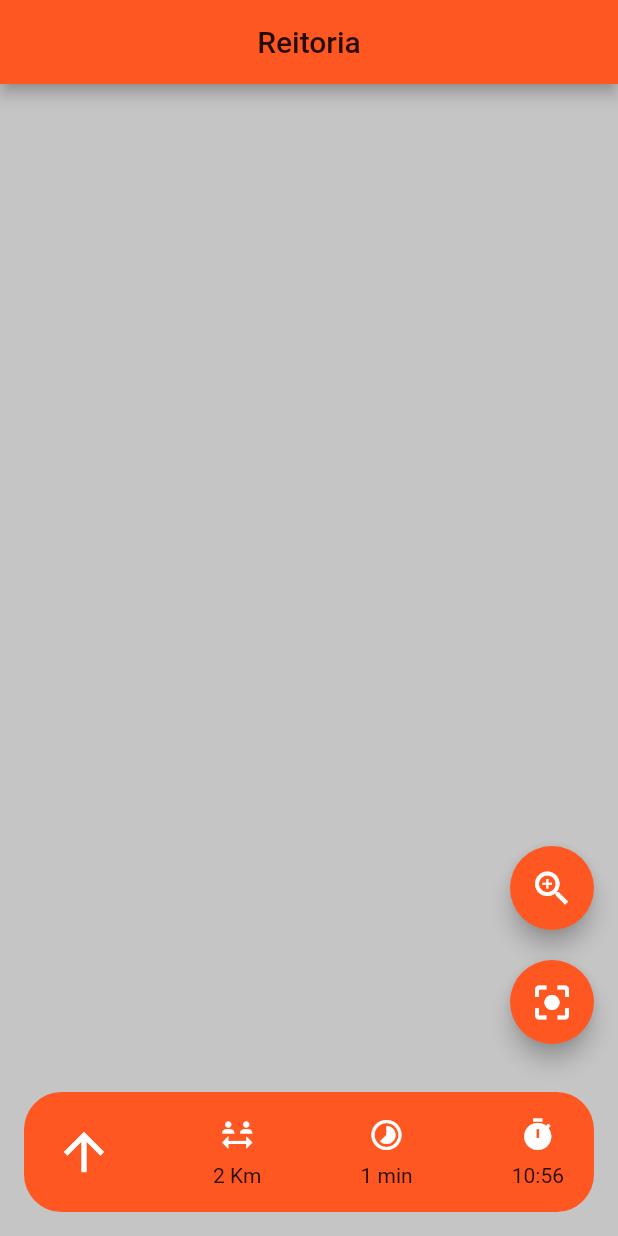
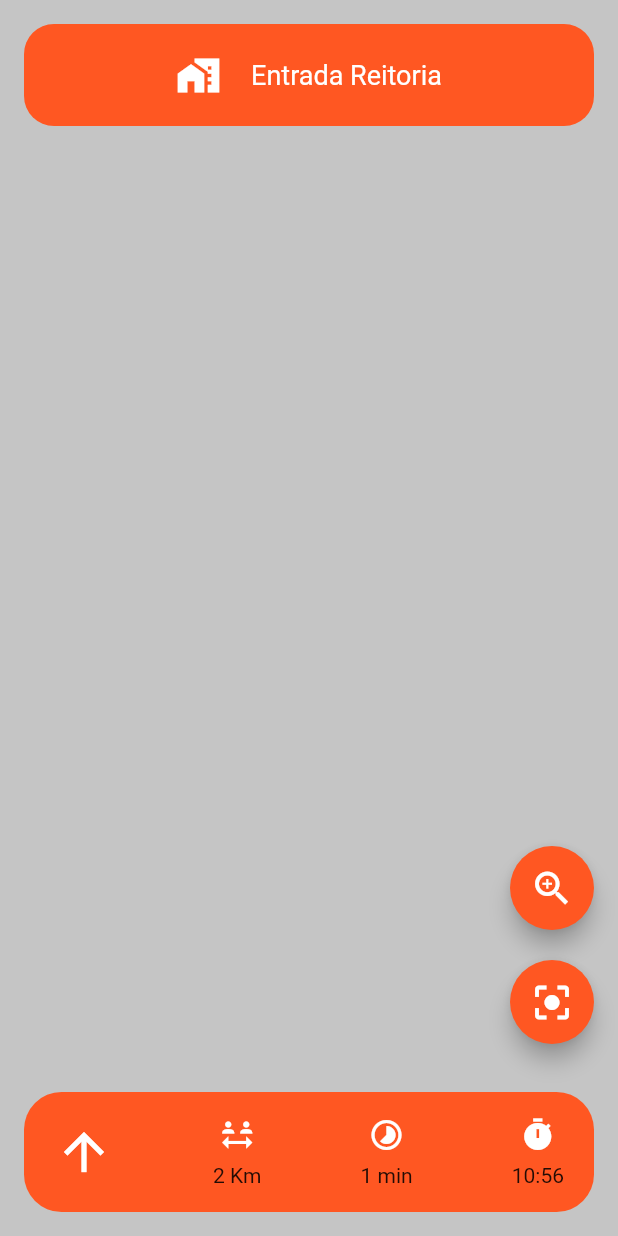
Before and after one commit to marcos-bah/mvp_proex, a Flutter app: the screen it shows after launch, after a tap on the "center focus strong" icon, on a phone screen of 412 x 824 dp. Run offline on Flutter 3.47's test engine with Material 2 defaults, Android fonts, the light colour scheme and no system bars; our stand-ins replace flutter_svg; project files that could hold a hidden picture were left out.

Commit message:
[UPDATE] last updates and add features

```diff
--- a/lib/features/map/map.view.dart
+++ b/lib/features/map/map.view.dart
@@ -15,16 +15,14 @@ class _MapViewState extends State<MapView> {
   @override
   Widget build(BuildContext context) {
     return Scaffold(
-      appBar: AppBar(
-        title: const Text('Reitoria', style: TextStyle(color: Colors.black87)),
-        centerTitle: true,
-      ),
-      body: SVGMap(
-        svgPath: "assets/maps/reitoria/mapaTeste.svg",
-        svgWidth: 800,
-        svgHeight: 600,
-        svgScale: 1.3,
-        person: person,
+      body: SafeArea(
+        child: SVGMap(
+          svgPath: "assets/maps/reitoria/mapaTeste.svg",
+          svgWidth: 800,
+          svgHeight: 600,
+          svgScale: 1.3,
+          person: person,
+        ),
       ),
     );
   }
--- /dev/null
+++ b/lib/features/widgets/custom_appbar.widget.dart
@@ -0,0 +1,34 @@
+import 'package:flutter/material.dart';
+
+class CustomAppBar extends StatelessWidget implements PreferredSizeWidget {
+  final Widget child;
+  final double height;
+
+  const CustomAppBar({
+    Key? key,
+    required this.child,
+    this.height = kToolbarHeight,
+  }) : super(key: key);
+
+  @override
+  Size get preferredSize => Size.fromHeight(height);
+
+  @override
+  Widget build(BuildContext context) {
+    return Container(
+      height: preferredSize.height,
+      alignment: Alignment.center,
+      padding: const EdgeInsets.symmetric(
+        vertical: 10,
+        horizontal: 20,
+      ),
+      margin: const EdgeInsets.all(16),
+      width: 100,
+      decoration: const BoxDecoration(
+        borderRadius: BorderRadius.all(Radius.circular(20)),
+        color: Colors.deepOrange,
+      ),
+      child: child,
+    );
+  }
+}
--- a/lib/features/widgets/svg_map.widget.dart
+++ b/lib/features/widgets/svg_map.widget.dart
@@ -1,10 +1,13 @@
 import 'dart:io';
 
 import 'package:flutter/material.dart';
+import 'dart:math' as math;
 import 'package:flutter_svg/svg.dart';
 import 'package:mvp_proex/features/model/person.model.dart';
+import 'package:mvp_proex/features/widgets/custom_appbar.widget.dart';
 import 'package:mvp_proex/features/widgets/person.widget.dart';
 import 'package:mvp_proex/features/widgets/point.widget.dart';
+import 'package:mvp_proex/features/widgets/top_navigation.widget.dart';
 
 class SVGMap extends StatefulWidget {
   /// Define o caminho do asset:
@@ -90,9 +93,20 @@ class _SVGMapState extends State<SVGMap> {
   late double objetivoX;
   late double objetivoY;
 
-  List<Map<String, dynamic>> points = [];
   int prev = -1;
   int id = 0;
+  int inicio = 0;
+  List<Map<String, dynamic>> points = [];
+
+  void centralizar(bool flag) {
+    setState(() {
+      flagDuration = flag;
+      top = ((widget.person.y - MediaQuery.of(context).size.height / 2) +
+              AppBar().preferredSize.height) *
+          -1;
+      left = (widget.person.x - MediaQuery.of(context).size.width / 2) * -1;
+    });
+  }
 
   @override
   void initState() {
@@ -102,7 +116,15 @@ class _SVGMapState extends State<SVGMap> {
       color: Colors.white,
       fit: BoxFit.none,
     );
+    // ignore: unused_local_variable
+    Map<String, dynamic> json = {
+      "x": widget.person.x,
+      "y": widget.person.y,
+      "prev": prev++,
+      "id": id++,
+    };
 
+    points.add(json);
     super.initState();
   }
 
@@ -115,7 +137,32 @@ class _SVGMapState extends State<SVGMap> {
       left = (widget.person.x - MediaQuery.of(context).size.width / 2) * -1;
     }
     return Scaffold(
-      body: Transform.scale(
+      appBar: CustomAppBar(
+        height: 100,
+        child: Row(
+          mainAxisAlignment: MainAxisAlignment.center,
+          children: const [
+            Icon(
+              Icons.home_work,
+              size: 30,
+              color: Colors.white,
+            ),
+            SizedBox(
+              width: 20,
+            ),
+            Text(
+              "Entrada Reitoria",
+              style: TextStyle(
+                fontSize: 18,
+                color: Colors.white,
+              ),
+            ),
+          ],
+        ),
+      ),
+      body: Transform.rotate(
+        angle: math.pi / 0.5,
+        child: Transform.scale(
           scale: scaleFactor,
           child: Stack(
             children: [
@@ -247,12 +294,14 @@ class _SVGMapState extends State<SVGMap> {
                                             ),
                                           ),
                                           TextButton(
-                                          onPressed: () {
+                                            onPressed: e["id"] == id
+                                                ? () {
                                                     setState(() {
                                                       points.remove(e);
                                                     });
                                                     Navigator.pop(context);
-                                          },
+                                                  }
+                                                : null,
                                             child: const Text(
                                               "Remover",
                                               style: TextStyle(
@@ -266,36 +315,60 @@ class _SVGMapState extends State<SVGMap> {
                                             },
                                             child: const Text(
                                               "Usar como anterior",
-                                            style:
-                                                TextStyle(color: Colors.green),
+                                              style: TextStyle(
+                                                  color: Colors.green),
                                             ),
                                           ),
                                           TextButton(
                                             onPressed: () async {
+                                              // TODO: Caminho melhor
+                                              // fechar pop up
                                               Navigator.pop(context);
-                                            int inicio = -1;
-                                            int objetivoID = e["id"];
+
+                                              // lista do caminho a ser seguido
                                               List tracker = [];
 
-                                            // procurar em points o id igual a objetivoID
-                                            Map<String, dynamic> point = points
+                                              // pegando o ponto inicial
+                                              Map pointInit = points
                                                   .where((element) =>
-                                                    element["id"] == objetivoID)
+                                                      element["x"] ==
+                                                          widget.person.x &&
+                                                      element["y"] ==
+                                                          widget.person.y)
                                                   .first;
 
-                                            // fazer todo o caminho inverso até o ponto com id igual a 1
-                                            while (point["id"] != inicio + 1) {
-                                              tracker.add(point);
-                                              point = points
+                                              bool flag =
+                                                  pointInit["id"] > e["id"];
+
+                                              // traçar o caminho, caso o caminho seja de volta
+                                              while (
+                                                  pointInit["id"] != e["id"]) {
+                                                if (flag) {
+                                                  pointInit = points
                                                       .where((element) =>
                                                           element["id"] ==
-                                                      point["prev"])
+                                                          pointInit["prev"])
+                                                      .first;
+                                                  tracker.add(pointInit);
+                                                } else {
+                                                  tracker.add(e);
+                                                  e = points
+                                                      .where((element) =>
+                                                          element["id"] ==
+                                                          e["prev"])
                                                       .first;
                                                 }
-                                            tracker.add(point);
+                                              }
 
                                               //inicio
-                                            tracker = tracker.reversed.toList();
+                                              if (flag) {
+                                                tracker.add(e);
+                                              } else {
+                                                tracker =
+                                                    tracker.reversed.toList();
+                                              }
+
+                                              print(tracker);
 
                                               for (var i = 0;
                                                   i < tracker.length;
@@ -305,15 +378,18 @@ class _SVGMapState extends State<SVGMap> {
                                                       tracker[i]["x"];
                                                   widget.person.sety =
                                                       tracker[i]["y"];
+                                                  inicio = tracker[i]["id"];
                                                 });
+
                                                 await Future.delayed(
                                                     const Duration(seconds: 2));
+                                                centralizar(true);
                                               }
                                             },
                                             child: const Text(
                                               "Objetivo",
-                                            style:
-                                                TextStyle(color: Colors.yellow),
+                                              style: TextStyle(
+                                                  color: Colors.deepPurple),
                                             ),
                                           ),
                                         ],
@@ -330,6 +406,7 @@ class _SVGMapState extends State<SVGMap> {
                 ),
               ),
             ],
+          ),
         ),
       ),
       floatingActionButton: Column(
@@ -359,18 +436,7 @@ class _SVGMapState extends State<SVGMap> {
           ),
           FloatingActionButton(
             onPressed: () {
-              setState(
-                () {
-                  flagDuration = true;
-                  top = ((widget.person.y -
-                              MediaQuery.of(context).size.height / 2) +
-                          AppBar().preferredSize.height) *
-                      -1;
-                  left = (widget.person.x -
-                          MediaQuery.of(context).size.width / 2) *
-                      -1;
-                },
-              );
+              centralizar(true);
             },
             child: const Icon(
               Icons.center_focus_strong,
```
Also changed, not shown: lib/features/widgets/top_navigation.widget.dart (added, +25 -0 lines). Lines whose indentation alone changed are shown as unchanged.
